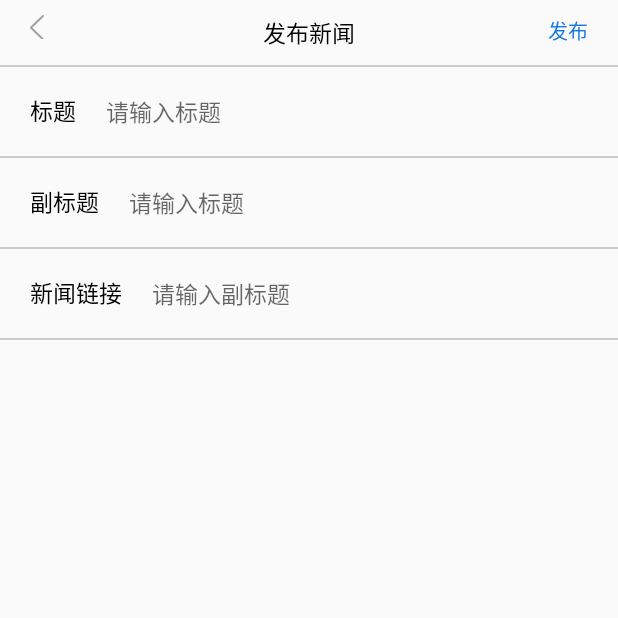
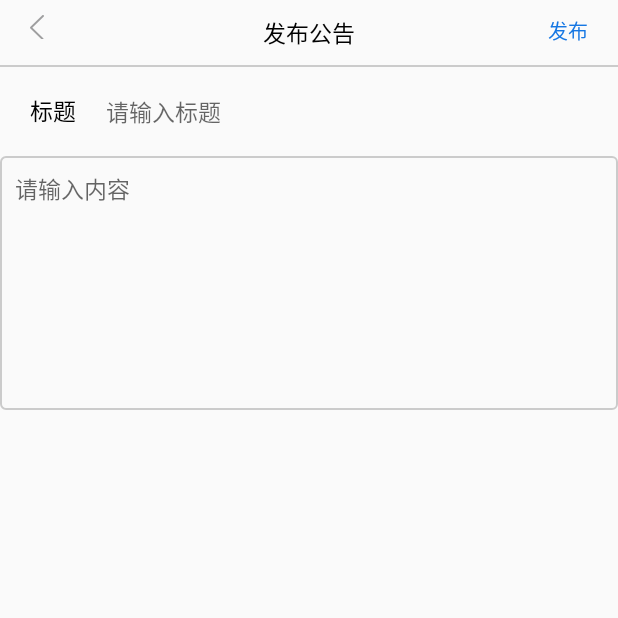
Before and after one commit to huangxinyu1213/FamilyEducation, an Android app: the PublishActivity screen opened directly, with no data from a screen before it, after a tap on "发布", on a phone screen of 412 x 824 dp, the top half of it. Run offline under Robolectric (Android 15) with nearby library versions, the phone set to English and light mode, and no system bars.

Commit message:
家教平台

```diff
--- a/app/src/main/AndroidManifest.xml
+++ b/app/src/main/AndroidManifest.xml
@@ -11,7 +11,6 @@
         android:allowBackup="true"
         android:icon="@mipmap/ic_launcher"
         android:label="@string/app_name"
-        android:roundIcon="@mipmap/ic_launcher_round"
         android:supportsRtl="true"
         android:theme="@style/AppTheme"
         android:usesCleartextTraffic="true">
--- a/app/src/main/java/com/wtxy/familyeducation/constant/Const.java
+++ b/app/src/main/java/com/wtxy/familyeducation/constant/Const.java
@@ -19,6 +19,7 @@ public class Const {
     public static final String KEY_CLASS_INFO = "class_info";
     public static final String KEY_CLASS_ID = "class_id";
     public static final String KEY_CLASS_NAME = "class_name";
+    public static final String KEY_ISNEWS = "isnews";
     /**
      *  信息管理
      */
@@ -33,4 +34,7 @@ public class Const {
     public static final int PAGE_MINE = 3;
 
     public static final int REQUEST_PUB_NEWS = 101;
+
+    public static final int REQUEST_PUB_NOTICE = 102;
+
 }
--- a/app/src/main/java/com/wtxy/familyeducation/fragment/EducationManageFragment.java
+++ b/app/src/main/java/com/wtxy/familyeducation/fragment/EducationManageFragment.java
@@ -52,6 +52,7 @@ public class EducationManageFragment extends BaseFragment {
     public void onViewCreated(@NonNull View view, @Nullable Bundle savedInstanceState) {
         super.onViewCreated(view, savedInstanceState);
         showTitle("教务管理");
+        view.findViewById(R.id.btn_back).setVisibility(View.GONE);
         mListView = view.findViewById(R.id.manage_content);
         final int userInfoType = UserInfoManager.getInstance().getCurrentUserInfo().getCurrentUserType();
         final List<EducationManageInfo> data = EducationManagerFactory.generateEducationInfo(userInfoType);
--- a/app/src/main/java/com/wtxy/familyeducation/home/PublishActivity.java
+++ b/app/src/main/java/com/wtxy/familyeducation/home/PublishActivity.java
@@ -2,23 +2,33 @@ package com.wtxy.familyeducation.home;
 
 import android.content.Context;
 import android.os.Bundle;
+import android.view.View;
 import android.widget.EditText;
+import android.widget.TextView;
 
 import com.wtxy.familyeducation.BaseActivity;
 import com.wtxy.familyeducation.R;
+import com.wtxy.familyeducation.constant.Const;
 import com.wtxy.familyeducation.iview.IPublishView;
 import com.wtxy.familyeducation.presenter.PublishPresenter;
 import com.wtxy.familyeducation.util.ToastUtil;
 
 public class PublishActivity extends BaseActivity implements IPublishView {
-   private EditText edtTitle,edtSubTitle,edtLink;
+   private EditText edtTitle,edtSubTitle,edtLink,editContent;
    private PublishPresenter mPresenter;
+   private boolean isPubNews;
+   private View newsContent,noticeContent;
     @Override
     protected void onCreate(Bundle savedInstanceState) {
         setContentView(R.layout.activity_publish);
         super.onCreate(savedInstanceState);
         mPresenter = new PublishPresenter(this);
-        showTitle("发布新闻");
+        isPubNews = getIntent().getBooleanExtra(Const.KEY_ISNEWS,false);
+        if (isPubNews) {
+            showTitle("发布新闻");
+        }else {
+            showTitle("发布公告");
+        }
         showRightBtn("发布");
         initView();
     }
@@ -27,32 +37,52 @@ public class PublishActivity extends BaseActivity implements IPublishView {
         edtTitle = findViewById(R.id.edt_title);
         edtSubTitle = findViewById(R.id.edt_other_title);
         edtLink = findViewById(R.id.edt_link);
+        editContent = findViewById(R.id.edt_notice_content);
+        newsContent = findViewById(R.id.news_content);
+        noticeContent = findViewById(R.id.notice_content);
+        if (isPubNews){
+            newsContent.setVisibility(View.VISIBLE);
+            noticeContent.setVisibility(View.GONE);
+        }else {
+            newsContent.setVisibility(View.GONE);
+            noticeContent.setVisibility(View.VISIBLE);
+        }
     }
 
     @Override
     public void onRightBtnClick() {
         super.onRightBtnClick();
-        mPresenter.pubNews();
+        if (isPubNews) {
+            mPresenter.pubNews();
+        }else {
+            mPresenter.puNotices();
+        }
     }
 
     @Override
     public String getPubTitle() {
-        return edtTitle.getText().toString().trim();
+        return edtTitle.getText().toString();
     }
 
     @Override
     public String getOtherTitle() {
-        return edtSubTitle.getText().toString().trim();
+        return edtSubTitle.getText().toString();
     }
 
     @Override
     public String getLink() {
-        return edtLink.getText().toString().trim();
+        return edtLink.getText().toString();
+    }
+
+    @Override
+    public String getNoticeContent() {
+        return editContent.getText().toString();
     }
 
     @Override
     public void onPublishSuccess() {
-
+        setResult(1);
+        finish();
     }
 
     @Override
--- a/app/src/main/java/com/wtxy/familyeducation/ibiz/IPubBiz.java
+++ b/app/src/main/java/com/wtxy/familyeducation/ibiz/IPubBiz.java
@@ -10,5 +10,5 @@ import com.zhy.http.okhttp.requestBase.TaskListener;
  */
 public interface IPubBiz {
     void pushLishNews(String title, String otherTitle, String link, TaskListener<HttpResult> taskListener);
-    void pushLishNotices(String title, String otherTitle, String link, TaskListener<HttpResult> taskListener);
+    void pushLishNotices(String title, String otherTitle, TaskListener<HttpResult> taskListener);
 }
--- a/app/src/main/java/com/wtxy/familyeducation/iview/IPublishView.java
+++ b/app/src/main/java/com/wtxy/familyeducation/iview/IPublishView.java
@@ -10,5 +10,6 @@ public interface IPublishView extends IView{
     String getPubTitle();
     String getOtherTitle();
     String getLink();
+    String getNoticeContent();
     void onPublishSuccess();
 }
--- a/app/src/main/java/com/wtxy/familyeducation/presenter/PublishPresenter.java
+++ b/app/src/main/java/com/wtxy/familyeducation/presenter/PublishPresenter.java
@@ -43,6 +43,22 @@ public class PublishPresenter {
         pubBiz.pushLishNews(publishView.getPubTitle(),publishView.getOtherTitle(),publishView.getLink(),taskListener);
     }
 
+    /**
+     *  发布新闻
+     */
+    public void puNotices(){
+        IPublishView publishView = (IPublishView) view;
+        if (TextUtils.isEmpty(publishView.getPubTitle())){
+            publishView.showToast("请输入标题");
+            return;
+        }
+        if (TextUtils.isEmpty(publishView.getNoticeContent())){
+            publishView.showToast("请输入公告内容");
+            return;
+        }
+        pubBiz.pushLishNotices(publishView.getPubTitle(),publishView.getNoticeContent(),taskListener);
+    }
+
     private TaskListener<HttpResult> taskListener = new TaskListener<HttpResult>() {
         @Override
         public void onTaskStart(TaskListener<HttpResult> listener) {
@@ -54,6 +70,7 @@ public class PublishPresenter {
             view.hideLoading();
             if (result != null && result.isSuccess()){
                 view.showToast("发布成功");
+                ((IPublishView)view).onPublishSuccess();
                 return;
             }else {
                 view.showToast("发布失败");
--- a/app/src/main/res/layout/layout_news_list.xml
+++ b/app/src/main/res/layout/layout_news_list.xml
@@ -2,7 +2,8 @@
 <LinearLayout
     xmlns:android="http://schemas.android.com/apk/res/android"
     android:layout_width="match_parent"
-    android:layout_height="match_parent">
+    android:layout_height="match_parent"
+    android:paddingBottom="100dp">
    <ListView
        android:id="@+id/news_content"
        android:layout_width="match_parent"
--- a/app/src/main/res/layout/layout_notice_content.xml
+++ b/app/src/main/res/layout/layout_notice_content.xml
@@ -1,6 +1,7 @@
 <?xml version="1.0" encoding="utf-8"?>
 <LinearLayout
     xmlns:android="http://schemas.android.com/apk/res/android"
+    android:id="@+id/notice_content"
     android:layout_width="match_parent"
     android:layout_height="match_parent">
 
@@ -18,8 +19,8 @@
             android:background="@null"
             android:gravity="top"
             android:hint="请输入内容"
-            android:maxLength="140"
-            android:minLines="6"
+            android:maxLength="300"
+            android:minLines="8"
             android:padding="10dp"
             android:textColor="@color/common_black"
             android:textSize="15sp"/>
@@ -29,9 +30,11 @@
             android:layout_width="wrap_content"
             android:layout_height="wrap_content"
             android:layout_alignParentRight="true"
+            android:layout_alignBottom="@id/edt_notice_content"
             android:paddingBottom="5dp"
             android:paddingRight="15dp"
             android:text="0/300"
+            android:visibility="gone"
             android:textColor="@color/common_gray40"
             android:textSize="13sp"/>
     </RelativeLayout>
--- a/app/src/main/res/layout/layout_notice_list.xml
+++ b/app/src/main/res/layout/layout_notice_list.xml
@@ -6,6 +6,7 @@
     <ListView
         android:id="@+id/notice_content"
         android:layout_width="match_parent"
-        android:layout_height="match_parent">
+        android:layout_height="match_parent"
+        android:paddingBottom="100dp">
     </ListView>
 </android.support.constraint.ConstraintLayout>
```
Also changed, not shown: app/src/main/java/com/wtxy/familyeducation/biz/PubBiz.java (+5 -2 lines), app/src/main/java/com/wtxy/familyeducation/fragment/MessageManageFragment.java (+22 -3 lines), app/src/main/java/com/wtxy/familyeducation/task/PublishNoticeTask.java (added, +48 -0 lines), app/src/main/res/layout/activity_publish_notice.xml (added, +34 -0 lines).
